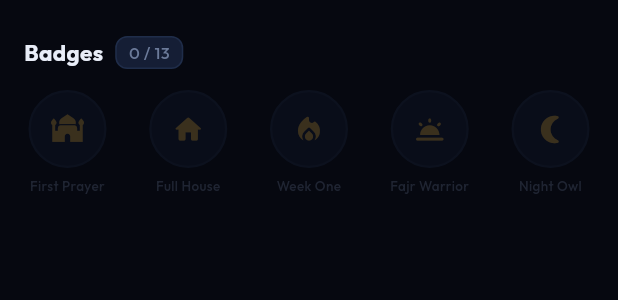
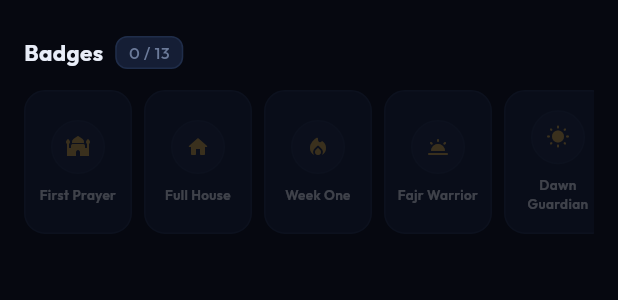
Before and after one commit to hasincltd/Salah-Socials, a Flutter app: the _BadgesSection widget shown alone on an empty page, opened directly, on a phone screen of 412 x 824 dp. Shown: the top 300 px of the screen. Run offline on Flutter 3.47's test engine with Material 3 defaults, Android fonts, the phone set to English and light mode, and no system bars; our stand-ins replace firebase_auth, firebase_core, flutter_dotenv, flutter_local_notifications, geolocator, google_fonts and 5 more; accounts and stored records are empty.

Commit message:
Badges horizontal scroll, Events unlocked for testing, prayer history cleanup
Co-Authored-By: Claude Sonnet 4.6 <noreply@anthropic.com>

```diff
--- a/lib/screens/events/events_screen.dart
+++ b/lib/screens/events/events_screen.dart
@@ -407,17 +407,10 @@ class _EventsScreenState extends State<EventsScreen> {
     final events = _filtered;
     return Scaffold(
       backgroundColor: AppTheme.background,
-      body: Stack(
+      // TODO: RE-ENABLE LOCK OVERLAY BEFORE MVP RELEASE
+      body: Column(
         children: [
-          // Content at 25% opacity.
-          // AbsorbPointer wraps interactive widgets so taps are blocked, but
-          // the ListView itself is unwrapped so scroll drag events still work.
-          Opacity(
-            opacity: 0.25,
-            child: Column(
-              children: [
-                AbsorbPointer(
-                  child: _Header(
+          _Header(
             radii: _radii,
             selected: _radiusMi,
             onSelect: (r) => setState(() => _radiusMi = r),
@@ -438,14 +431,11 @@ class _EventsScreenState extends State<EventsScreen> {
               ),
             ),
           ),
-                ),
           Expanded(
             child: events.isEmpty
-                      ? AbsorbPointer(
-                          child: _EmptyState(
+                ? _EmptyState(
                     onExpand: () =>
                         setState(() => _radiusMi = _radii.last),
-                          ),
                   )
                 : ListView.builder(
                     padding: const EdgeInsets.fromLTRB(16, 12, 16, 32),
@@ -454,7 +444,6 @@ class _EventsScreenState extends State<EventsScreen> {
                       final e = events[i];
                       return Padding(
                         padding: const EdgeInsets.only(bottom: 12),
-                              child: AbsorbPointer(
                         child: _EventCard(
                           event: e,
                           joined: _myEventIds.contains(e.id),
@@ -463,46 +452,8 @@ class _EventsScreenState extends State<EventsScreen> {
                           dateLabel: _formatEventDate(e.dateTime),
                           onJoin: () => _joinEvent(e),
                         ),
-                              ),
                       );
                     },
-                        ),
-                ),
-              ],
-            ),
-          ),
-          // Lock overlay — IgnorePointer so it doesn't block scroll events.
-          IgnorePointer(
-            child: Align(
-              alignment: const Alignment(0, 0.15),
-              child: Column(
-                mainAxisSize: MainAxisSize.min,
-                children: [
-                  Icon(
-                    Icons.lock_rounded,
-                    size: 100,
-                    color: AppTheme.textPrimary,
-                  ),
-                  const SizedBox(height: 20),
-                  Text(
-                    'Coming Soon',
-                    style: GoogleFonts.outfit(
-                      fontSize: 22,
-                      fontWeight: FontWeight.w700,
-                      color: AppTheme.textPrimary,
-                    ),
-                  ),
-                  const SizedBox(height: 6),
-                  Text(
-                    'Events Launching Soon',
-                    style: GoogleFonts.outfit(
-                      fontSize: 14,
-                      fontWeight: FontWeight.w500,
-                      color: AppTheme.textSubtle,
-                    ),
-                  ),
-                ],
-              ),
                   ),
           ),
         ],
--- a/lib/screens/profile/widgets/badges_section.dart
+++ b/lib/screens/profile/widgets/badges_section.dart
@@ -2,16 +2,41 @@ part of '../profile_screen.dart';
 
 // ── Badges section ────────────────────────────────────────────────────────
 
+class _BadgeData {
+  final IconData icon;
+  final String name;
+  final String criteria;
+  final bool isPremium;
+  const _BadgeData(this.icon, this.name, this.criteria,
+      {this.isPremium = false});
+}
+
+const _kCoreBadges = <_BadgeData>[
+  _BadgeData(Icons.mosque_rounded,                'First Prayer',      'Complete your first prayer'),
+  _BadgeData(Icons.home_rounded,                  'Full House',        'All 5 prayers in one day'),
+  _BadgeData(Icons.local_fire_department_rounded, 'Week One',          '7-day active streak'),
+  _BadgeData(Icons.wb_twilight_rounded,           'Fajr Warrior',      '7 consecutive Fajr prayers'),
+  _BadgeData(Icons.wb_sunny_rounded,              'Dawn Guardian',     'Fajr at dawn for 7 days'),
+  _BadgeData(Icons.access_time_rounded,           'Dhuhr Devotee',     '7 consecutive Dhuhr prayers'),
+  _BadgeData(Icons.anchor,                        'Afternoon Anchor',  '7 consecutive Asr prayers'),
+  _BadgeData(Icons.flare,                         'Golden Hour',       '7 consecutive Maghrib prayers'),
+  _BadgeData(Icons.nightlight_round,              'Night Owl',         '7 consecutive Isha prayers'),
+  _BadgeData(Icons.trending_up_rounded,           'Comeback Kid',      'Rebuild streak to 7 in 14 days'),
+  _BadgeData(Icons.flight_rounded,                'Traveler',          'Pray in 3 different cities'),
+  _BadgeData(Icons.groups_rounded,                'Community Pillar',  'Attend 5 mosque events'),
+  _BadgeData(Icons.emoji_events_rounded,          'Monthly Champion',  '30-day active streak'),
+];
+
+const _kPremiumBadges = <_BadgeData>[
+  _BadgeData(Icons.brightness_3,          'Ramadan Hero',      'All prayers every day of Ramadan',    isPremium: true),
+  _BadgeData(Icons.place_rounded,         'Hajj Season',       'All prayers in Dhul Hijjah 1–10',     isPremium: true),
+  _BadgeData(Icons.date_range_rounded,    'Year of Devotion',  '365-day active streak',               isPremium: true),
+  _BadgeData(Icons.dark_mode_rounded,     'Silent Worshipper', '30 Fajr prayers before sunrise',      isPremium: true),
+  _BadgeData(Icons.military_tech_rounded, 'Legendary',         'Total Streak Score of 1000',          isPremium: true),
+];
+
 class _BadgesSection extends StatelessWidget {
   const _BadgesSection();
-
-  static const List<(IconData, String)> _badges = [
-    (Icons.mosque_rounded,                'First Prayer'),
-    (Icons.home_rounded,                  'Full House'),
-    (Icons.local_fire_department_rounded, 'Week One'),
-    (Icons.wb_twilight_rounded,           'Fajr Warrior'),
-    (Icons.nightlight_round,              'Night Owl'),
-  ];
 
   @override
   Widget build(BuildContext context) {
@@ -28,13 +53,11 @@ class _BadgesSection extends StatelessWidget {
                     color: AppTheme.textPrimary)),
             const SizedBox(width: 8),
             Container(
-              padding:
-                  const EdgeInsets.symmetric(horizontal: 8, vertical: 2),
+              padding: const EdgeInsets.symmetric(horizontal: 8, vertical: 2),
               decoration: BoxDecoration(
                 color: AppTheme.surface,
                 borderRadius: BorderRadius.circular(8),
-                border:
-                    Border.all(color: const Color(0xFF1F2D4A), width: 1),
+                border: Border.all(color: const Color(0xFF1F2D4A), width: 1),
               ),
               child: Text('0 / 13',
                   style: GoogleFonts.outfit(
@@ -44,10 +67,20 @@ class _BadgesSection extends StatelessWidget {
             ),
           ]),
           const SizedBox(height: 14),
-          Row(
-            mainAxisAlignment: MainAxisAlignment.spaceBetween,
-            children:
-                _badges.map((b) => _BadgeItem(icon: b.$1, name: b.$2)).toList(),
+          SizedBox(
+            height: 96,
+            child: ListView.separated(
+              scrollDirection: Axis.horizontal,
+              padding: EdgeInsets.zero,
+              itemCount: _kCoreBadges.length + _kPremiumBadges.length,
+              separatorBuilder: (_, _) => const SizedBox(width: 8),
+              itemBuilder: (context, i) {
+                final badge = i < _kCoreBadges.length
+                    ? _kCoreBadges[i]
+                    : _kPremiumBadges[i - _kCoreBadges.length];
+                return _BadgeCell(badge: badge, isEarned: false);
+              },
+            ),
           ),
         ],
       ),
@@ -55,41 +88,86 @@ class _BadgesSection extends StatelessWidget {
   }
 }
 
-class _BadgeItem extends StatelessWidget {
-  final IconData icon;
-  final String name;
-  const _BadgeItem({required this.icon, required this.name});
+class _BadgeCell extends StatelessWidget {
+  final _BadgeData badge;
+  final bool isEarned;
+
+  const _BadgeCell({required this.badge, required this.isEarned});
 
   @override
   Widget build(BuildContext context) {
-    return Opacity(
-      opacity: 0.25,
-      child: SizedBox(
-        width: 58,
-        child: Column(children: [
+    final content = Container(
+      width: 72,
+      decoration: BoxDecoration(
+        color: AppTheme.surface,
+        borderRadius: BorderRadius.circular(14),
+        border: Border.all(
+          color: isEarned ? AppTheme.primary : const Color(0xFF1F2D4A),
+          width: isEarned ? 1.5 : 1,
+        ),
+      ),
+      padding: const EdgeInsets.symmetric(horizontal: 8, vertical: 10),
+      child: Column(
+        mainAxisAlignment: MainAxisAlignment.center,
+        children: [
           Container(
-            width: 52,
-            height: 52,
+            width: 36,
+            height: 36,
             decoration: BoxDecoration(
               shape: BoxShape.circle,
-              color: AppTheme.surface,
-              border:
-                  Border.all(color: const Color(0xFF1F2D4A), width: 1.5),
+              color: AppTheme.card,
+              border: Border.all(
+                color: isEarned ? AppTheme.primary : const Color(0xFF1F2D4A),
+                width: isEarned ? 1.5 : 1,
+              ),
             ),
-            alignment: Alignment.center,
-            child: Icon(icon, size: 22, color: AppTheme.primary),
+            child: Icon(badge.icon, size: 16, color: AppTheme.primary),
           ),
-          const SizedBox(height: 5),
-          Text(name,
-              textAlign: TextAlign.center,
-              maxLines: 2,
-              overflow: TextOverflow.ellipsis,
-              style: GoogleFonts.outfit(
-                  fontSize: 9,
-                  fontWeight: FontWeight.w500,
-                  color: AppTheme.textSubtle)),
-        ]),
+          const SizedBox(height: 7),
+          Text(
+            badge.name,
+            textAlign: TextAlign.center,
+            maxLines: 2,
+            overflow: TextOverflow.ellipsis,
+            style: GoogleFonts.outfit(
+              fontSize: 9,
+              fontWeight: FontWeight.w600,
+              color: AppTheme.textPrimary,
+            ),
+          ),
+        ],
       ),
     );
+
+    if (badge.isPremium) {
+      return Stack(
+        children: [
+          Opacity(opacity: 0.25, child: content),
+          Positioned.fill(
+            child: Center(
+              child: Column(
+                mainAxisSize: MainAxisSize.min,
+                children: [
+                  Icon(Icons.lock_rounded, size: 18, color: AppTheme.primary),
+                  const SizedBox(height: 3),
+                  Text(
+                    'Premium',
+                    style: GoogleFonts.outfit(
+                      fontSize: 8,
+                      fontWeight: FontWeight.w700,
+                      color: AppTheme.primary,
+                    ),
+                  ),
+                ],
+              ),
+            ),
+          ),
+        ],
+      );
+    }
+
+    if (isEarned) return content;
+
+    return Opacity(opacity: 0.25, child: content);
   }
 }
```
Lines whose indentation alone changed are shown as unchanged.
